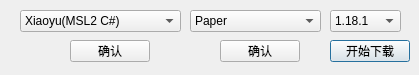
Before: the Qt Designer form SupportLib/download.ui in MojaveHao/MSL2-Python, drawn with Qt 5.
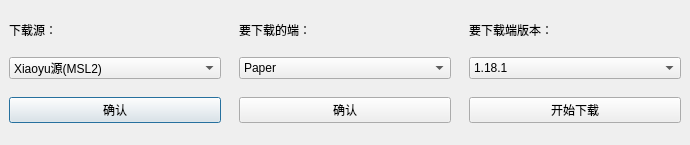
After: the same form once the commit is applied.

```diff
--- a/SupportLib/download.ui
+++ b/SupportLib/download.ui
@@ -6,38 +6,125 @@
             <rect>
                 <x>0</x>
                 <y>0</y>
-                <width>419</width>
-                <height>75</height>
-            </rect>
-        </property>
+    <width>690</width>
+    <height>145</height>
+   </rect>
+  </property>
+  <property name="maximumSize">
+   <size>
+    <width>690</width>
+    <height>145</height>
+   </size>
+  </property>
         <property name="windowTitle">
             <string>Dialog</string>
         </property>
-        <widget class="QPushButton" name="pbtn_start_download">
-            <property name="geometry">
-                <rect>
-                    <x>330</x>
-                    <y>40</y>
-                    <width>80</width>
-                    <height>22</height>
-                </rect>
-            </property>
+  <layout class="QHBoxLayout" name="horizontalLayout">
+   <property name="spacing">
+    <number>0</number>
+   </property>
+   <property name="leftMargin">
+    <number>0</number>
+   </property>
+   <property name="topMargin">
+    <number>0</number>
+   </property>
+   <property name="rightMargin">
+    <number>0</number>
+   </property>
+   <property name="bottomMargin">
+    <number>0</number>
+   </property>
+   <item>
+    <widget class="QWidget" name="widget" native="true">
+     <property name="minimumSize">
+      <size>
+       <width>230</width>
+       <height>145</height>
+      </size>
+     </property>
+     <property name="maximumSize">
+      <size>
+       <width>230</width>
+       <height>145</height>
+      </size>
+     </property>
+     <layout class="QVBoxLayout" name="verticalLayout_2">
+      <item>
+       <widget class="QLabel" name="label">
+        <property name="sizePolicy">
+         <sizepolicy hsizetype="Preferred" vsizetype="Fixed">
+          <horstretch>0</horstretch>
+          <verstretch>0</verstretch>
+         </sizepolicy>
+        </property>
+        <property name="text">
+         <string>下载源：</string>
+        </property>
+       </widget>
+      </item>
+      <item>
+       <widget class="QComboBox" name="cbox_source">
+        <item>
+         <property name="text">
+          <string>Xiaoyu源(MSL2)</string>
+         </property>
+        </item>
+        <item>
+         <property name="text">
+          <string>官方源(下载慢 但是最新的)</string>
+         </property>
+        </item>
+        <item>
+         <property name="text">
+          <string>SakuraMirror(旧版本)</string>
+         </property>
+        </item>
+       </widget>
+      </item>
+      <item>
+       <widget class="QPushButton" name="pbtn_ok1">
             <property name="cursor">
                 <cursorShape>PointingHandCursor</cursorShape>
             </property>
             <property name="text">
-                <string>开始下载</string>
-            </property>
-        </widget>
+         <string>确认</string>
+        </property>
+       </widget>
+      </item>
+     </layout>
+    </widget>
+   </item>
+   <item>
+    <widget class="QWidget" name="widget_2" native="true">
+     <property name="minimumSize">
+      <size>
+       <width>230</width>
+       <height>145</height>
+      </size>
+     </property>
+     <property name="maximumSize">
+      <size>
+       <width>230</width>
+       <height>145</height>
+      </size>
+     </property>
+     <layout class="QGridLayout" name="gridLayout">
+      <item row="0" column="0">
+       <widget class="QLabel" name="label_2">
+        <property name="sizePolicy">
+         <sizepolicy hsizetype="Preferred" vsizetype="Fixed">
+          <horstretch>0</horstretch>
+          <verstretch>0</verstretch>
+         </sizepolicy>
+        </property>
+        <property name="text">
+         <string>要下载的端：</string>
+        </property>
+       </widget>
+      </item>
+      <item row="1" column="0">
         <widget class="QComboBox" name="cbox_type">
-            <property name="geometry">
-                <rect>
-                    <x>190</x>
-                    <y>10</y>
-                    <width>131</width>
-                    <height>22</height>
-                </rect>
-            </property>
             <property name="cursor">
                 <cursorShape>PointingHandCursor</cursorShape>
             </property>
@@ -122,15 +209,53 @@
                 </property>
             </item>
         </widget>
+      </item>
+      <item row="2" column="0">
+       <widget class="QPushButton" name="pbtn_ok2">
+        <property name="enabled">
+         <bool>true</bool>
+        </property>
+        <property name="cursor">
+         <cursorShape>PointingHandCursor</cursorShape>
+        </property>
+        <property name="text">
+         <string>确认</string>
+        </property>
+       </widget>
+      </item>
+     </layout>
+    </widget>
+   </item>
+   <item>
+    <widget class="QWidget" name="widget_3" native="true">
+     <property name="minimumSize">
+      <size>
+       <width>230</width>
+       <height>145</height>
+      </size>
+     </property>
+     <property name="maximumSize">
+      <size>
+       <width>230</width>
+       <height>145</height>
+      </size>
+     </property>
+     <layout class="QVBoxLayout" name="verticalLayout">
+      <item>
+       <widget class="QLabel" name="label_3">
+        <property name="sizePolicy">
+         <sizepolicy hsizetype="Preferred" vsizetype="Fixed">
+          <horstretch>0</horstretch>
+          <verstretch>0</verstretch>
+         </sizepolicy>
+        </property>
+        <property name="text">
+         <string>要下载端版本：</string>
+        </property>
+       </widget>
+      </item>
+      <item>
         <widget class="QComboBox" name="cbox_ver">
-            <property name="geometry">
-                <rect>
-                    <x>330</x>
-                    <y>10</y>
-                    <width>71</width>
-                    <height>22</height>
-                </rect>
-            </property>
             <property name="cursor">
                 <cursorShape>PointingHandCursor</cursorShape>
             </property>
@@ -410,57 +535,21 @@
                 </property>
             </item>
         </widget>
-        <widget class="QPushButton" name="pbtn_ok1">
-            <property name="geometry">
-                <rect>
-                    <x>70</x>
-                    <y>40</y>
-                    <width>80</width>
-                    <height>22</height>
-                </rect>
-            </property>
-            <property name="text">
-                <string>确认</string>
-            </property>
-        </widget>
-        <widget class="QPushButton" name="pbtn_ok2">
-            <property name="geometry">
-                <rect>
-                    <x>220</x>
-                    <y>40</y>
-                    <width>80</width>
-                    <height>22</height>
-                </rect>
-            </property>
-            <property name="text">
-                <string>确认</string>
-            </property>
-        </widget>
-        <widget class="QComboBox" name="cbox_source">
-            <property name="geometry">
-                <rect>
-                    <x>20</x>
-                    <y>10</y>
-                    <width>161</width>
-                    <height>22</height>
-                </rect>
-            </property>
-            <item>
-                <property name="text">
-                    <string>Xiaoyu(MSL2 C#)</string>
-                </property>
             </item>
             <item>
-                <property name="text">
-                    <string>Offical(Download low,update fast)</string>
-                </property>
-            </item>
-            <item>
+       <widget class="QPushButton" name="pbtn_start_download">
+        <property name="cursor">
+         <cursorShape>PointingHandCursor</cursorShape>
+        </property>
                 <property name="text">
-                    <string>SakuraMirror(Old Version)</string>
-                </property>
-            </item>
-        </widget>
+         <string>开始下载</string>
+        </property>
+       </widget>
+      </item>
+     </layout>
+    </widget>
+   </item>
+  </layout>
     </widget>
     <resources/>
     <connections/>
```
Lines whose indentation alone changed are shown as unchanged.
